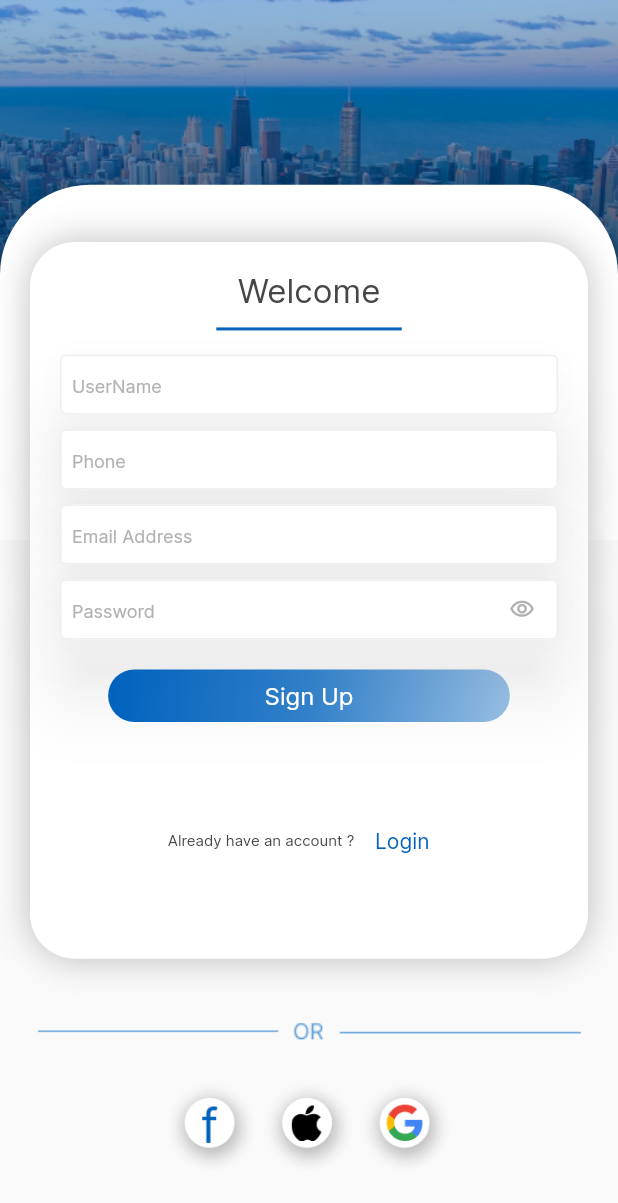
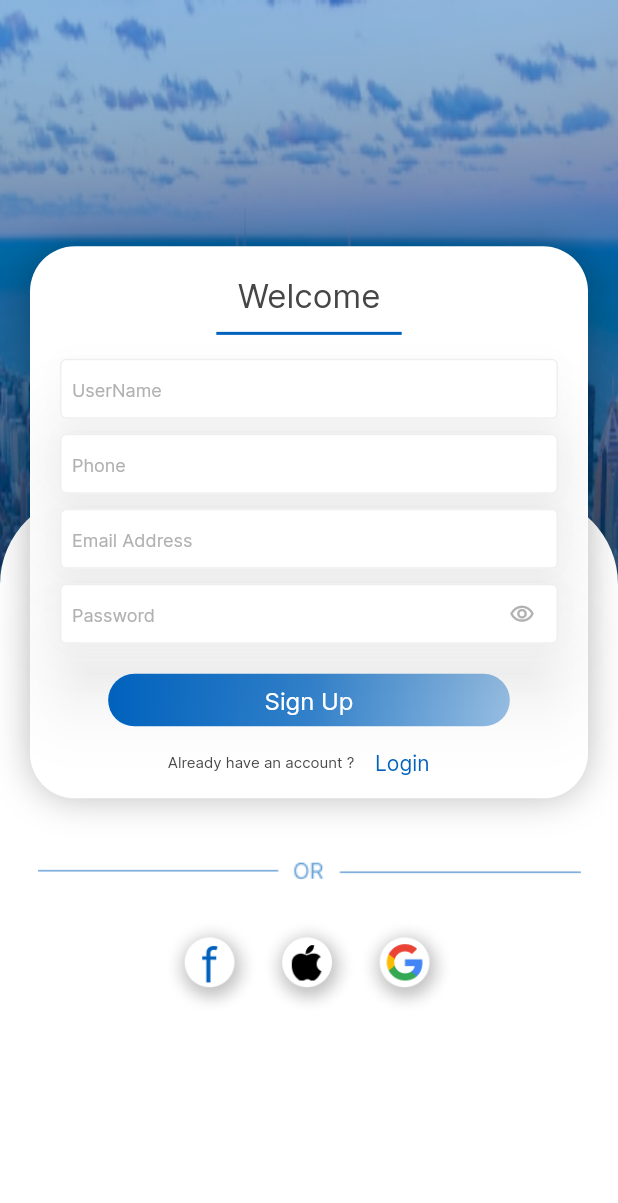
Before and after one commit to AmiraMostafa628/app_store, a Flutter app: the screen it shows after launch, after a tap on "Login", after a tap on "Sign Up", on a phone screen of 412 x 824 dp. Shown: the top 1203 px of the screen. Run offline on Flutter 3.47's test engine with Material 2 defaults, Android fonts, the phone set to English and light mode, and no system bars; our stand-ins replace cached_network_image, carousel_slider, curved_navigation_bar, dartz, dio, flutter_bloc and 9 more; generated files the repository leaves out were written again.

Commit message:
finish app

```diff
--- a/lib/core/widgets/custom_background_image.dart
+++ b/lib/core/widgets/custom_background_image.dart
@@ -6,7 +6,8 @@ class BackgroundImageLogin extends StatelessWidget {
 
   @override
   Widget build(BuildContext context) {
-    return Stack(children:[
+    return Stack(
+        children:[
       Container(
         decoration: const BoxDecoration(
           color: Colors.transparent,
@@ -17,10 +18,8 @@ class BackgroundImageLogin extends StatelessWidget {
             ),
           ),
         ),
-        height: 300.0,
       ),
       Container(
-        height: 360.0,
         decoration: BoxDecoration(
             color: Colors.white,
             gradient: LinearGradient(
--- a/lib/core/widgets/sign_in_up_info.dart
+++ b/lib/core/widgets/sign_in_up_info.dart
@@ -12,18 +12,9 @@ class SignInUpInfo extends StatelessWidget {
 
   @override
   Widget build(BuildContext context) {
-    return ListView(
-      scrollDirection: Axis.vertical,
-      children: [
-        AspectRatio(
-          aspectRatio: aspectRatio,
-          child: Align(
-            alignment: AlignmentDirectional.bottomCenter,
-            child: Padding(
+    return Padding(
       padding: const EdgeInsets.all(AppPadding.p20),
       child: Container(
-                width: MediaQuery.of(context).size.width,
-                height: MediaQuery.of(context).size.height * height,
         decoration:  BoxDecoration(
           color: Colors.white,
           boxShadow: [
@@ -36,18 +27,6 @@ class SignInUpInfo extends StatelessWidget {
         ),
         child: signInUpDetails,
       ),
-            ),
-          ),
-        ),
-       const SizedBox(height: AppSize.s20,),
-        Padding(
-          padding: const EdgeInsets.symmetric(horizontal: AppPadding.p25),
-          child: Image.asset(AssetsManager.or),
-        ),
-        const SizedBox(height: AppSize.s20,),
-        const LogoWidget(),
-
-      ],
     );
   }
 }
--- a/lib/features/login/presentation/view/widget/login_details.dart
+++ b/lib/features/login/presentation/view/widget/login_details.dart
@@ -1,10 +1,12 @@
 import 'package:app_store/core/utils/app_router.dart';
+import 'package:app_store/core/utils/assets_manager.dart';
 import 'package:app_store/core/utils/cache_helper.dart';
 import 'package:app_store/core/utils/di.dart';
 import 'package:app_store/core/utils/style_manager.dart';
 import 'package:app_store/core/utils/values_manager.dart';
 import 'package:app_store/core/widgets/custom_button.dart';
 import 'package:app_store/core/widgets/custom_text_form_field.dart';
+import 'package:app_store/core/widgets/logo_widget.dart';
 import 'package:app_store/features/login/presentation/view_model/login_cubit/login_cubit.dart';
 import 'package:app_store/features/login/presentation/view_model/login_cubit/login_states.dart';
 import 'package:flutter/material.dart';
@@ -34,16 +36,31 @@ class LoginDetails extends StatelessWidget {
 
             GoRouter.of(context).push(AppRouter.kHome);
 
-
-
       }
       },
         builder: (context,state){
           var cubit = LoginCubit.get(context);
-          return Padding(
+          return Column(
+            mainAxisSize: MainAxisSize.min,
+            children: [
+              Padding(
+                padding: const EdgeInsets.all(AppPadding.p20),
+                child: Container(
+                  decoration:  BoxDecoration(
+                    color: Colors.white,
+                    boxShadow: [
+                      BoxShadow(
+                        color: const Color(0xff000000).withOpacity(.25),
+                        blurRadius: 20, // Shadow position
+                      ),
+                    ],
+                    borderRadius: BorderRadius.circular(AppSize.s30),
+                  ),
+                  child: Padding(
                     padding: const EdgeInsets.only(top: AppPadding.p20),
                     child: Form(
                       key: formKey,
+                      child: IntrinsicHeight(
                         child: Column(
                           children: [
                             const Text(
@@ -115,9 +132,9 @@ class LoginDetails extends StatelessWidget {
                               },
                             ),
 
-                  Expanded(
-                    child: Padding(
-                      padding: const EdgeInsets.symmetric(horizontal: AppPadding.p14),
+                            Padding(
+                              padding: const EdgeInsets.symmetric(
+                                  horizontal: AppPadding.p14),
                               child: Row(
                                 mainAxisAlignment: MainAxisAlignment.center,
                                 children: [
@@ -137,13 +154,24 @@ class LoginDetails extends StatelessWidget {
                                 ],
                               ),
                             ),
-                  ),
 
 
 
                           ],
                         ),
                       ),
+                    ),
+                  ),
+                ),
+              ),
+              const SizedBox(height: AppSize.s20,),
+              Padding(
+                padding: const EdgeInsets.symmetric(horizontal: AppPadding.p25),
+                child: Image.asset(AssetsManager.or),
+              ),
+              const SizedBox(height: AppSize.s20,),
+              const LogoWidget(),
+            ],
           );
         });
   }
--- a/lib/features/login/presentation/view/widget/login_view_body.dart
+++ b/lib/features/login/presentation/view/widget/login_view_body.dart
@@ -10,14 +10,13 @@ class LoginViewBody extends StatelessWidget {
   @override
   Widget build(BuildContext context) {
     return Stack(
-      alignment: AlignmentDirectional.topCenter,
       children: [
         Stack(
-          alignment: AlignmentDirectional.bottomCenter,
+          alignment: Alignment.bottomCenter,
           children: [
             const BackgroundImageLogin(),
-            AspectRatio(
-              aspectRatio: 4/2.1,
+            SizedBox(
+              height: MediaQuery.of(context).size.height *.6,
               child: Container(
                 decoration: const BoxDecoration(
                     color: Colors.white,
@@ -27,17 +26,14 @@ class LoginViewBody extends StatelessWidget {
                 ),
               ),
             ),
-
           ],
         ),
-        SignInUpInfo(
-          signInUpDetails: LoginDetails(),
-          aspectRatio: 2/2.8,
-          height: .42,
-        ),
-
+        Align(
+            alignment: Alignment.center,
+            child: LoginDetails()),
       ],
     );
 
+
   }
 }
--- a/lib/features/register/presentation/view/widget/register_details.dart
+++ b/lib/features/register/presentation/view/widget/register_details.dart
@@ -1,8 +1,10 @@
 import 'package:app_store/core/utils/app_router.dart';
+import 'package:app_store/core/utils/assets_manager.dart';
 import 'package:app_store/core/utils/style_manager.dart';
 import 'package:app_store/core/utils/values_manager.dart';
 import 'package:app_store/core/widgets/custom_button.dart';
 import 'package:app_store/core/widgets/custom_text_form_field.dart';
+import 'package:app_store/core/widgets/logo_widget.dart';
 import 'package:app_store/features/register/presentation/view_model/register_cubit/register_cubit.dart';
 import 'package:app_store/features/register/presentation/view_model/register_cubit/register_states.dart';
 import 'package:flutter/material.dart';
@@ -31,10 +33,27 @@ class RegisterDetails extends StatelessWidget {
       },
         builder: (context,state){
           var cubit = RegisterCubit.get(context);
-          return Padding(
+          return Column(
+            mainAxisSize: MainAxisSize.min,
+            children: [
+              Padding(
+                padding: const EdgeInsets.all(AppPadding.p20),
+                child: Container(
+                  decoration:  BoxDecoration(
+                    color: Colors.white,
+                    boxShadow: [
+                      BoxShadow(
+                        color: const Color(0xff000000).withOpacity(.25),
+                        blurRadius: 20, // Shadow position
+                      ),
+                    ],
+                    borderRadius: BorderRadius.circular(AppSize.s30),
+                  ),
+                  child: Padding(
                     padding: const EdgeInsets.only(top: AppPadding.p20),
                     child: Form(
                       key: formKey,
+                      child: IntrinsicHeight(
                         child: Column(
                           children: [
                             const Text(
@@ -142,8 +161,7 @@ class RegisterDetails extends StatelessWidget {
 
                               },
                             ),
-                   Expanded(
-                    child: Padding(
+                             Padding(
                                padding: const EdgeInsets.symmetric(horizontal: AppPadding.p14),
                                child: Row(
                                  mainAxisAlignment: MainAxisAlignment.center,
@@ -164,12 +182,23 @@ class RegisterDetails extends StatelessWidget {
                                  ],
                                ),
                              ),
-                  ),
 
 
                           ],
                         ),
                       ),
+                    ),
+                  ),
+                ),
+              ),
+              const SizedBox(height: AppSize.s20,),
+              Padding(
+                padding: const EdgeInsets.symmetric(horizontal: AppPadding.p25),
+                child: Image.asset(AssetsManager.or),
+              ),
+              const SizedBox(height: AppSize.s20,),
+              const LogoWidget(),
+            ],
           );
         });
   }
--- a/lib/features/register/presentation/view/widget/register_view_body.dart
+++ b/lib/features/register/presentation/view/widget/register_view_body.dart
@@ -10,14 +10,13 @@ class RegisterViewBody extends StatelessWidget {
   @override
   Widget build(BuildContext context) {
     return Stack(
-      alignment: AlignmentDirectional.topCenter,
       children: [
         Stack(
-          alignment: AlignmentDirectional.bottomCenter,
+          alignment: Alignment.bottomCenter,
           children: [
             const BackgroundImageLogin(),
-            AspectRatio(
-              aspectRatio: 4/2.3,
+            SizedBox(
+              height: MediaQuery.of(context).size.height *.6,
               child: Container(
                 decoration: const BoxDecoration(
                     color: Colors.white,
@@ -30,11 +29,9 @@ class RegisterViewBody extends StatelessWidget {
 
           ],
         ),
-         SignInUpInfo(
-           signInUpDetails: RegisterDetails(),
-           aspectRatio: 2/3.2,
-           height: .58,
-         ),
+        Align(
+            alignment: Alignment.center,
+            child: RegisterDetails()),
 
       ],
     );
--- a/pubspec.yaml
+++ b/pubspec.yaml
@@ -51,6 +51,7 @@ dependencies:
   lottie: ^2.3.1
   toast: ^0.3.0
   shared_preferences: ^2.0.18
+
 
 
 
```
Lines whose indentation alone changed are shown as unchanged.
